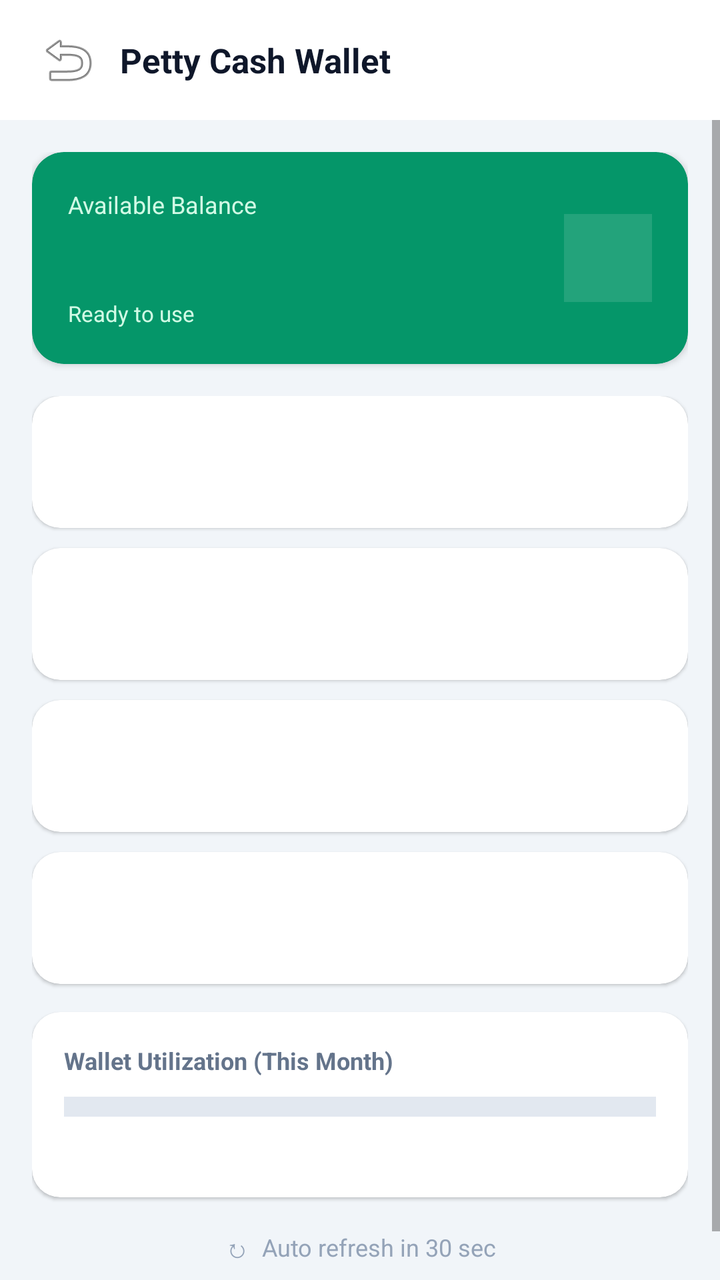
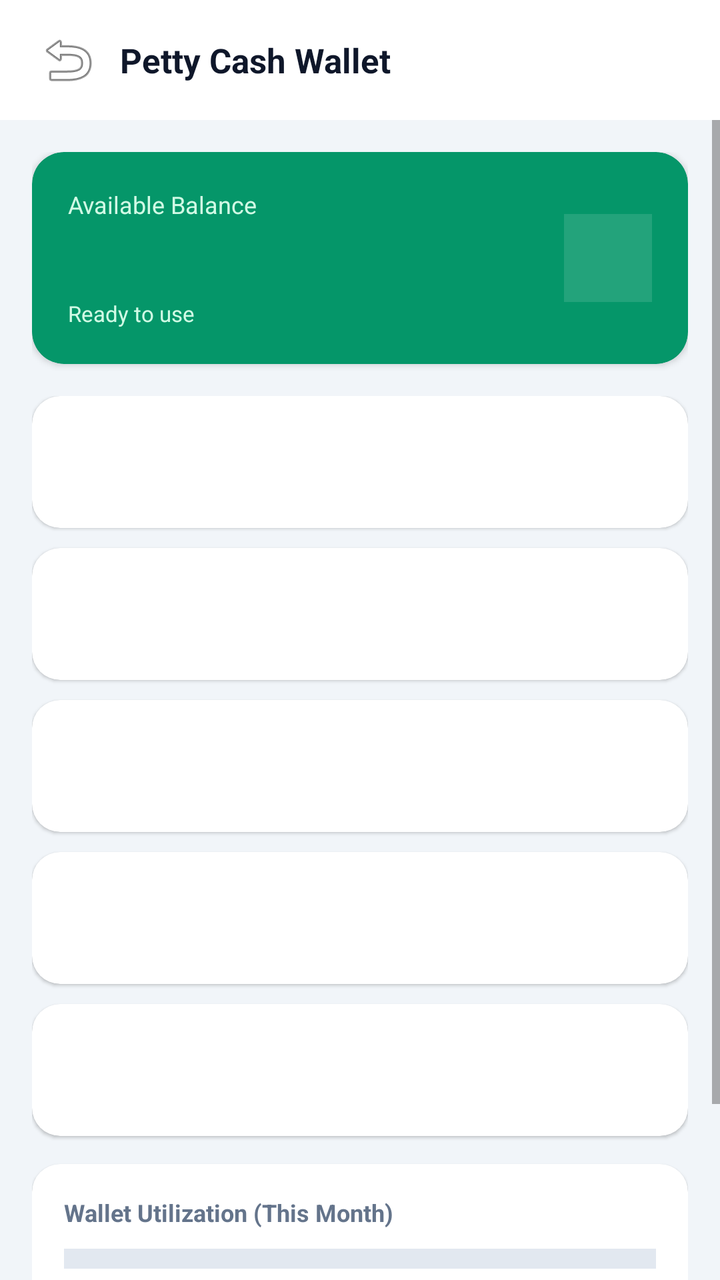

Two renders of the same Android screen: before a commit and after it. Below are the layout's source before the change and the commit's diff.
<!-- AndroidManifest.xml: application theme Theme.DataBridge -->
<!-- res/layout/fragment_petty_cash_wallet_summary.xml -->
<?xml version="1.0" encoding="utf-8"?>
<FrameLayout
    xmlns:android="http://schemas.android.com/apk/res/android"
    xmlns:app="http://schemas.android.com/apk/res-auto"
    android:layout_width="match_parent"
    android:layout_height="match_parent"
    android:background="#F1F5F9">

    <LinearLayout
        android:layout_width="match_parent"
        android:layout_height="match_parent"
        android:orientation="vertical">

        
        <LinearLayout
            android:layout_width="match_parent"
            android:layout_height="wrap_content"
            android:orientation="horizontal"
            android:gravity="center_vertical"
            android:paddingHorizontal="16dp"
            android:paddingVertical="12dp"
            android:background="#FFFFFF">

            <ImageButton
                android:id="@+id/btnPcWalletBack"
                android:layout_width="36dp"
                android:layout_height="36dp"
                android:src="@android:drawable/ic_menu_revert"
                android:background="?attr/selectableItemBackgroundBorderless"
                android:contentDescription="Back" />

            <TextView
                android:layout_width="0dp"
                android:layout_weight="1"
                android:layout_height="wrap_content"
                android:text="Petty Cash Wallet"
                android:textSize="17sp"
                android:textStyle="bold"
                android:textColor="#0F172A"
                android:layout_marginStart="8dp" />
        </LinearLayout>

        <ProgressBar
            android:id="@+id/pbPcWalletLoading"
            android:layout_width="wrap_content"
            android:layout_height="wrap_content"
            android:layout_gravity="center"
            android:layout_marginTop="60dp"
            android:visibility="gone" />

        <LinearLayout
            android:id="@+id/layoutPcWalletError"
            android:layout_width="match_parent"
            android:layout_height="wrap_content"
            android:orientation="vertical"
            android:gravity="center"
            android:padding="24dp"
            android:visibility="gone">

            <TextView
                android:id="@+id/tvPcWalletError"
                android:layout_width="wrap_content"
                android:layout_height="wrap_content"
                android:textColor="#B91C1C"
                android:gravity="center" />

            <Button
                android:id="@+id/btnPcWalletRetry"
                android:layout_width="wrap_content"
                android:layout_height="wrap_content"
                android:layout_marginTop="12dp"
                android:text="Retry"
                android:textAllCaps="false" />
        </LinearLayout>

        <ScrollView
            android:id="@+id/scrollPcWallet"
            android:layout_width="match_parent"
            android:layout_height="0dp"
            android:layout_weight="1"
            android:fillViewport="true"
            android:clipToPadding="false"
            android:paddingBottom="16dp">

            <LinearLayout
                android:layout_width="match_parent"
                android:layout_height="wrap_content"
                android:orientation="vertical"
                android:padding="16dp">

                
                <androidx.cardview.widget.CardView
                    android:layout_width="match_parent"
                    android:layout_height="wrap_content"
                    app:cardCornerRadius="16dp"
                    app:cardElevation="2dp"
                    app:cardBackgroundColor="#059669">

                    <LinearLayout
                        android:layout_width="match_parent"
                        android:layout_height="wrap_content"
                        android:orientation="horizontal"
                        android:gravity="center_vertical"
                        android:padding="18dp">

                        <LinearLayout
                            android:layout_width="0dp"
                            android:layout_weight="1"
                            android:layout_height="wrap_content"
                            android:orientation="vertical">

                            <TextView
                                android:layout_width="wrap_content"
                                android:layout_height="wrap_content"
                                android:text="Available Balance"
                                android:textSize="12sp"
                                android:textColor="#D1FAE5" />

                            <TextView
                                android:id="@+id/tvPcWalletAvailableBalance"
                                android:layout_width="wrap_content"
                                android:layout_height="wrap_content"
                                android:layout_marginTop="4dp"
                                android:fontFamily="monospace"
                                android:textSize="26sp"
                                android:textStyle="bold"
                                android:textColor="#FFFFFF" />

                            <TextView
                                android:layout_width="wrap_content"
                                android:layout_height="wrap_content"
                                android:text="Ready to use"
                                android:textSize="11sp"
                                android:textColor="#D1FAE5" />
                        </LinearLayout>

                        <TextView
                            android:layout_width="44dp"
                            android:layout_height="44dp"
                            android:text="\uD83D\uDCB3"
                            android:textSize="20sp"
                            android:gravity="center"
                            android:background="#1FFFFFFF" />
                    </LinearLayout>
                </androidx.cardview.widget.CardView>

                
                <LinearLayout
                    android:layout_width="match_parent"
                    android:layout_height="wrap_content"
                    android:orientation="vertical"
                    android:layout_marginTop="16dp">

                    <include layout="@layout/item_petty_cash_wallet_row" android:id="@+id/rowWalletApprovedWaiting" />
                    <include layout="@layout/item_petty_cash_wallet_row" android:id="@+id/rowWalletPendingApproval" />
                    <include layout="@layout/item_petty_cash_wallet_row" android:id="@+id/rowWalletSettledMonth" />
                    <include layout="@layout/item_petty_cash_wallet_row" android:id="@+id/rowWalletTotalFund" />
                </LinearLayout>

                
                <androidx.cardview.widget.CardView
                    android:layout_width="match_parent"
                    android:layout_height="wrap_content"
                    android:layout_marginTop="4dp"
                    app:cardCornerRadius="14dp"
                    app:cardElevation="1dp">

                    <LinearLayout
                        android:layout_width="match_parent"
                        android:layout_height="wrap_content"
                        android:orientation="vertical"
                        android:padding="16dp">

                        <TextView
                            android:layout_width="wrap_content"
                            android:layout_height="wrap_content"
                            android:text="Wallet Utilization (This Month)"
                            android:textSize="12sp"
                            android:textStyle="bold"
                            android:textColor="#64748B" />

                        <FrameLayout
                            android:layout_width="match_parent"
                            android:layout_height="10dp"
                            android:layout_marginTop="10dp"
                            android:background="#E2E8F0">

                            <View
                                android:id="@+id/viewPcWalletUtilizationBar"
                                android:layout_width="0dp"
                                android:layout_height="match_parent"
                                android:background="#059669" />
                        </FrameLayout>

                        <TextView
                            android:id="@+id/tvPcWalletUtilizationLabel"
                            android:layout_width="wrap_content"
                            android:layout_height="wrap_content"
                            android:layout_marginTop="8dp"
                            android:layout_gravity="end"
                            android:textSize="12sp"
                            android:textColor="#334155" />
                    </LinearLayout>
                </androidx.cardview.widget.CardView>

                
                <LinearLayout
                    android:layout_width="match_parent"
                    android:layout_height="wrap_content"
                    android:orientation="horizontal"
                    android:gravity="center"
                    android:layout_marginTop="16dp">

                    <TextView
                        android:layout_width="wrap_content"
                        android:layout_height="wrap_content"
                        android:text="\u21BB"
                        android:textSize="13sp"
                        android:textColor="#94A3B8" />

                    <TextView
                        android:layout_width="wrap_content"
                        android:layout_height="wrap_content"
                        android:layout_marginStart="6dp"
                        android:text="Auto refresh in 30 sec"
                        android:textSize="12sp"
                        android:textColor="#94A3B8" />
                </LinearLayout>

            </LinearLayout>
        </ScrollView>
    </LinearLayout>
</FrameLayout>
<!-- res/layout/item_petty_cash_wallet_row.xml (included above) -->
<?xml version="1.0" encoding="utf-8"?>
<androidx.cardview.widget.CardView
    xmlns:android="http://schemas.android.com/apk/res/android"
    xmlns:app="http://schemas.android.com/apk/res-auto"
    android:layout_width="match_parent"
    android:layout_height="wrap_content"
    android:layout_marginBottom="10dp"
    app:cardCornerRadius="14dp"
    app:cardElevation="1dp">

    <LinearLayout
        android:layout_width="match_parent"
        android:layout_height="wrap_content"
        android:orientation="horizontal"
        android:gravity="center_vertical"
        android:padding="14dp">

        <TextView
            android:id="@+id/tvWalletRowIcon"
            android:layout_width="38dp"
            android:layout_height="38dp"
            android:textSize="16sp"
            android:gravity="center" />

        <TextView
            android:id="@+id/tvWalletRowLabel"
            android:layout_width="0dp"
            android:layout_weight="1"
            android:layout_height="wrap_content"
            android:layout_marginStart="12dp"
            android:textSize="13sp"
            android:textColor="#334155" />

        <TextView
            android:id="@+id/tvWalletRowValue"
            android:layout_width="wrap_content"
            android:layout_height="wrap_content"
            android:fontFamily="monospace"
            android:textStyle="bold"
            android:textSize="15sp"
            android:textColor="#0F172A" />
    </LinearLayout>
</androidx.cardview.widget.CardView>
<!-- resources referenced by this layout -->
<resources>
  <style name="Theme.DataBridge" parent="Theme.MaterialComponents.DayNight.NoActionBar">
      <item name="colorPrimary">#00d4ff</item>
      <item name="colorPrimaryVariant">#16213e</item>
      <item name="colorOnPrimary">#ffffff</item>
      <item name="colorSecondary">#00d4ff</item>
      <item name="android:statusBarColor">#1a1a2e</item>
  </style>
</resources>

<!-- the commit's change to res/layout/fragment_petty_cash_wallet_summary.xml (unified diff, before → after) -->
@@ -152,6 +152,7 @@
                     android:layout_marginTop="16dp">
 
                     <include layout="@layout/item_petty_cash_wallet_row" android:id="@+id/rowWalletApprovedWaiting" />
+                    <include layout="@layout/item_petty_cash_wallet_row" android:id="@+id/rowWalletUsableFund" />
                     <include layout="@layout/item_petty_cash_wallet_row" android:id="@+id/rowWalletPendingApproval" />
                     <include layout="@layout/item_petty_cash_wallet_row" android:id="@+id/rowWalletSettledMonth" />
                     <include layout="@layout/item_petty_cash_wallet_row" android:id="@+id/rowWalletTotalFund" />
